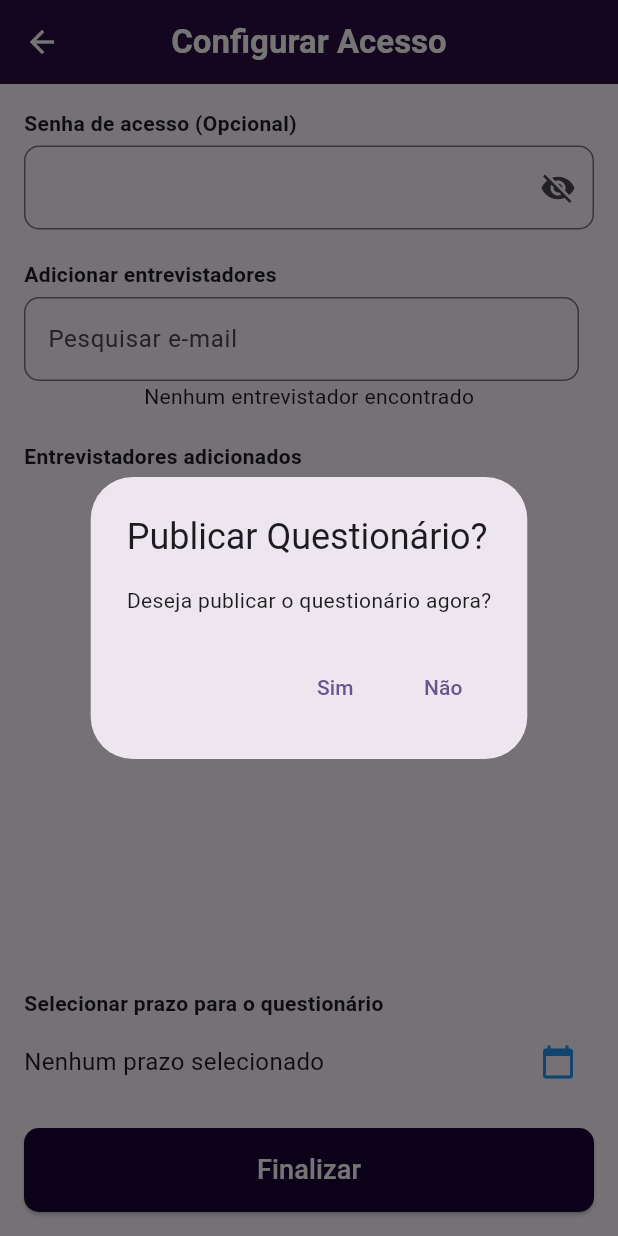
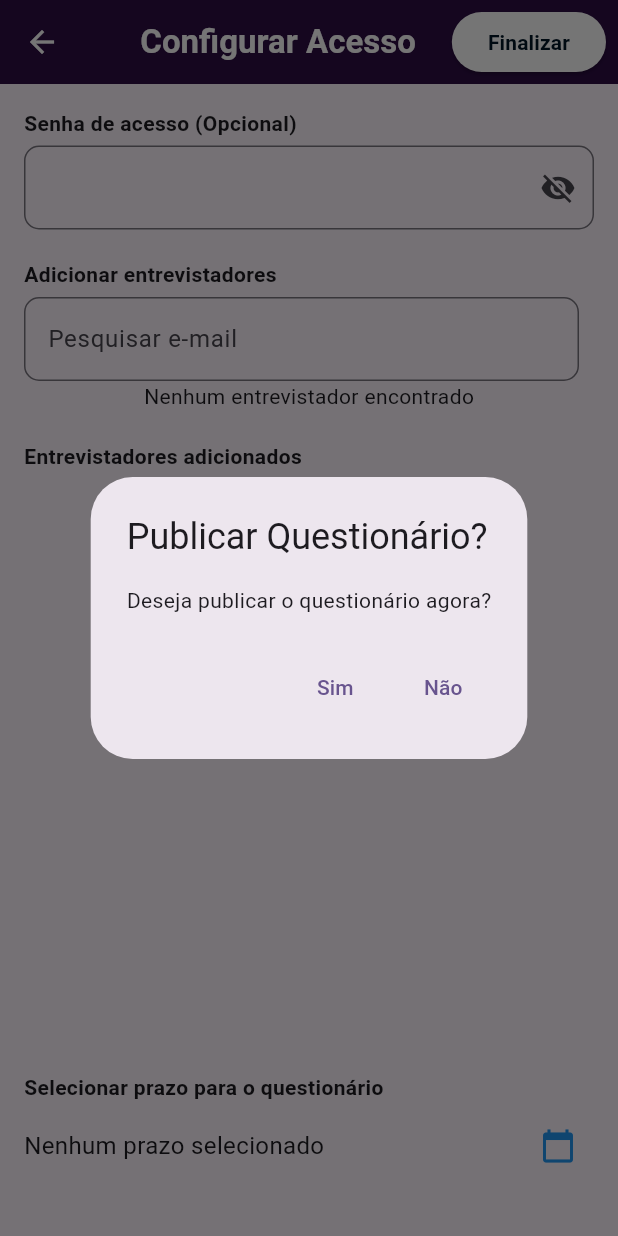
Before and after one commit to RayDaBahia/Engenharia-de-Software, a Flutter app: the ConfigurarAcesso screen opened by its route, after a tap on "Finalizar", on a phone screen of 412 x 824 dp. Run offline on Flutter 3.47's test engine with Material 3 defaults, Android fonts, the phone set to English and light mode, and no system bars; our stand-ins replace cloud_firestore, firebase_auth, firebase_core, google_sign_in, hive, hive_flutter and 1 more; accounts and stored records are empty.

Commit message:
ajustes de design

```diff
--- a/uesb_forms/lib/Telas/Formulario/ConfigurarAcesso.dart
+++ b/uesb_forms/lib/Telas/Formulario/ConfigurarAcesso.dart
@@ -187,6 +187,36 @@ class _ConfigurarAcessoState extends State<ConfigurarAcesso> {
           style: TextStyle(fontWeight: FontWeight.bold, color: Colors.white),
         ),
         centerTitle: true,
+        actions: [
+          Padding(padding:
+          const EdgeInsets.symmetric(horizontal: 8.0),
+          child: ElevatedButton(
+                   style: ElevatedButton.styleFrom(
+                backgroundColor: const Color.fromARGB(255, 255, 255, 255),
+              ),
+                onPressed: () {
+                  if (questionario != null) {
+                    _capturarInformacoes(questionario!.publicado);
+                    questionario!.senha = dadosQuestionario['senha'];
+                    questionario!.entrevistadores =
+                        dadosQuestionario['entrevistadores'];
+                    questionario!.prazo = dadosQuestionario['prazo'];
+                    questionario!.publicado = dadosQuestionario['publicado'];
+                    Provider.of<QuestionarioList>(context, listen: false)
+                        .atualizarQuestionario(questionario!);
+
+                    Navigator.of(context).pop();
+                  } else {
+                    _showPublishDialog();
+                  }
+                  // Exibe o diálogo ao pressionar "Finalizar"
+                },
+                child: Text("Finalizar",
+                    style: TextStyle(
+                          color: const Color.fromARGB(255, 1, 21, 37),
+                          fontWeight: FontWeight.bold)),
+              ),)
+        ],
       ),
       body: Padding(
         padding: const EdgeInsets.all(16.0),
@@ -322,36 +352,7 @@ class _ConfigurarAcessoState extends State<ConfigurarAcesso> {
             SizedBox(height: 20),
 
             // Botão Finalizar
-            SizedBox(
-              width: double.infinity,
-              child: ElevatedButton(
-                style: ElevatedButton.styleFrom(
-                  backgroundColor: const Color.fromARGB(255, 24, 4, 57),
-                  padding: EdgeInsets.symmetric(vertical: 15),
-                  shape: RoundedRectangleBorder(
-                      borderRadius: BorderRadius.circular(10)),
-                ),
-                onPressed: () {
-                  if (questionario != null) {
-                    _capturarInformacoes(questionario!.publicado);
-                    questionario!.senha = dadosQuestionario['senha'];
-                    questionario!.entrevistadores =
-                        dadosQuestionario['entrevistadores'];
-                    questionario!.prazo = dadosQuestionario['prazo'];
-                    questionario!.publicado = dadosQuestionario['publicado'];
-                    Provider.of<QuestionarioList>(context, listen: false)
-                        .atualizarQuestionario(questionario!);
 
-                    Navigator.of(context).pop();
-                  } else {
-                    _showPublishDialog();
-                  }
-                  // Exibe o diálogo ao pressionar "Finalizar"
-                },
-                child: Text("Finalizar",
-                    style: TextStyle(color: Colors.white, fontSize: 18)),
-              ),
-            ),
           ],
         ),
       ),
```
Also changed, not shown: uesb_forms/lib/Telas/Formulario/EdicaoQuestionario.dart (+14 -18 lines).
